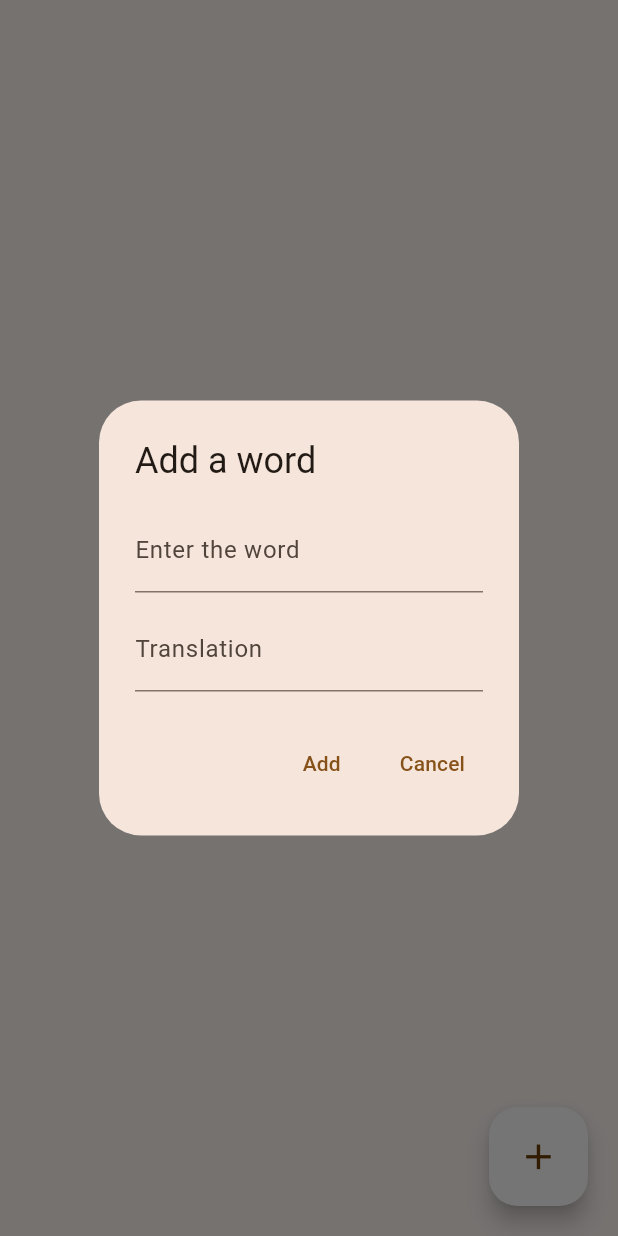
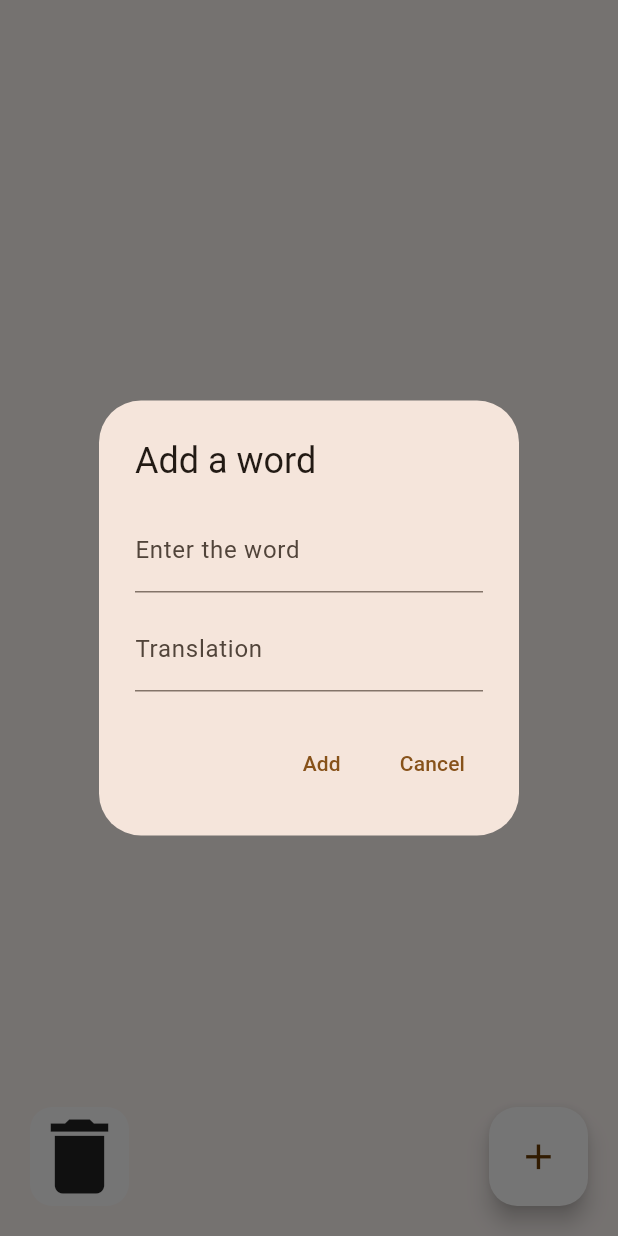
Before and after one commit to GlebKarpenko/KP_Karpenko, a Flutter app: the DictionaryPage widget shown alone on an empty page, opened directly, after a tap on the "add" icon, on a phone screen of 412 x 824 dp. Run offline on Flutter 3.47's test engine with Material 3 defaults, Android fonts, the phone set to English and light mode, and no system bars; our stand-ins replace shared_preferences; missing offline and left inert: word_generator; accounts and stored records are empty.

Commit message:
add ui to manage dictionary

```diff
--- a/wordum/lib/models/dictionary.dart
+++ b/wordum/lib/models/dictionary.dart
@@ -2,6 +2,11 @@ import 'package:flutter/material.dart';
 import 'package:shared_preferences/shared_preferences.dart';
 
 class Dictionary extends ChangeNotifier{
+  static Future<List<String>> getWords() async {
+    SharedPreferences prefs = await SharedPreferences.getInstance();
+    return prefs.getStringList('words') ?? [];
+  }
+
   static Future<void> addWord(String word) async {
     SharedPreferences prefs = await SharedPreferences.getInstance();
     List<String> words = prefs.getStringList('words') ?? [];
@@ -9,8 +14,10 @@ class Dictionary extends ChangeNotifier{
     await prefs.setStringList('words', words);
   }
 
-  static Future<List<String>> getWords() async {
+  static Future<void> removeWord(String word) async {
     SharedPreferences prefs = await SharedPreferences.getInstance();
-    return prefs.getStringList('words') ?? [];
+    List<String> words = prefs.getStringList('words') ?? [];
+    words.remove(word);
+    await prefs.setStringList('words', words);
   }
 }
--- a/wordum/lib/views/dictionary_page.dart
+++ b/wordum/lib/views/dictionary_page.dart
@@ -1,14 +1,9 @@
 import 'package:flutter/material.dart';
 import 'package:wordum/models/dictionary.dart';
 
-class DictionaryPage extends StatefulWidget {
+class DictionaryPage extends StatelessWidget {
   const DictionaryPage({super.key});
 
-  @override
-  State<DictionaryPage> createState() => _DictionaryPageState();
-}
-
-class _DictionaryPageState extends State<DictionaryPage>{
   @override
   Widget build(BuildContext context) {
     return Stack(
@@ -16,13 +11,9 @@ class _DictionaryPageState extends State<DictionaryPage>{
         const Center(
           child: WordList(),
         ),
-        Positioned(
+        PositionedButton(
+          right: 20,
           bottom: 20,
-          right: 20,
-          child: SizedBox(
-            width: 66,
-            height: 66,
-            child: FittedBox(
           child: FloatingActionButton(
             backgroundColor: Theme.of(context).colorScheme.onPrimary,
             onPressed: (){
@@ -36,8 +27,10 @@ class _DictionaryPageState extends State<DictionaryPage>{
             child: const Icon(Icons.add),
           ),
         ),
-          )
-        ),
+        const PositionedButton(
+          left: 20,
+          bottom: 20,
+          child: TrashCan(),),
       ],
     );
   }
@@ -85,35 +78,146 @@ class _WordListState extends State<WordList> {
               Text('You have ${wordsToLearn.length} words to learn:'),
         ),
         for (var word in wordsToLearn)
-          ListTile(
-            leading: const Icon(Icons.edit),
-            title: Text(word),
-          ),
+          _DraggableListItem(word)
       ],
     );
   }
 }
 
-class _AddWordDialog extends StatelessWidget {
+class _DraggableListItem extends StatelessWidget{
+  final String word;
+  const _DraggableListItem(this.word);
+
+  @override
+  Widget build(BuildContext context){
+    return InkWell(
+      onTap: () {
+
+      },
+      child: Padding(
+        padding: const EdgeInsets.symmetric(vertical: 8.0),
+
+        child: Draggable<String>(
+          data: word,
+          feedback: Material(
+            // make SizedBox invisible cuz it gets in a way of displaying round corners
+            color: Colors.transparent,
+            child: SizedBox(
+              width: 300,
+              height: 100,
+              child: Card(
+                child: ListTile(
+                  leading: const Icon(Icons.edit),
+                  title: Text(word),
+                ),
+              ),
+            ),
+          ),
+          child: ListTile(
+            leading: const Icon(Icons.edit),
+            title: Text(word),
+          ),
+        )
+      )
+    );
+  }
+}
+
+class PositionedButton extends StatelessWidget{
+  final Widget child;
+  final double top;
+  final double bottom;
+  final double left;
+  final double right;
+
+  const PositionedButton({
+    required this.child,
+
+    // Set with wrong value that will not be rendered
+    this.top = double.infinity,
+    this.bottom = double.infinity,
+    this.left = double.infinity,
+    this.right = double.infinity,
+
+    super.key,
+  });
+
+  @override
+  Widget build(BuildContext context){
+    return Positioned(
+
+      // Dont specify positioning if not set
+      top: top != double.infinity ? top : null,
+      bottom: bottom != double.infinity ? bottom : null,
+      left: left != double.infinity ? left : null,
+      right: right != double.infinity ? right : null,
+
+      child: SizedBox(
+        width: 66,
+        height: 66,
+        child: FittedBox(
+          child: child,
+        ),
+      )
+    );
+  }
+}
+
+class TrashCan extends StatelessWidget {
+  const TrashCan({super.key});
+
+  @override
+  Widget build(BuildContext context) {
+    return Container(
+      decoration: BoxDecoration(
+        color: Theme.of(context).colorScheme.onPrimary,
+        borderRadius: BorderRadius.circular(15),
+      ),
+
+      child: DragTarget(
+        builder: (context, candidateData, rejectedData) {
+          return const Icon(
+            Icons.delete,
+            size: 66,
+          );
+        },
+      ),
+    );
+  }
+}
+
+class _AddWordDialog extends StatefulWidget {
+  @override
+  State<_AddWordDialog> createState() => _AddWordDialogState();
+}
+
+class _AddWordDialogState extends State<_AddWordDialog> {
+  String _inputWord = '';
+
   @override
   Widget build(BuildContext context) {
     return AlertDialog(
       title: const Text('Add a word'),
-      content: const Column(
+      content: Column(
         mainAxisSize: MainAxisSize.min,
         children: [
           TextField(
-            decoration: InputDecoration(
+            decoration: const InputDecoration(
               labelText: 'Enter the word'
             ),
+            onChanged: (String newValue) {
+              setState(() {
+                _inputWord = newValue;
+              });
+            },
           ),
-          SizedBox(
+          const SizedBox(
             height: 10,
             ),
-          TextField(
+          const TextField(
             readOnly: true,
             decoration: InputDecoration(
-              labelText: 'Translation'
+              labelText: 'Translation',
             ),
           ),
         ],
@@ -121,7 +225,10 @@ class _AddWordDialog extends StatelessWidget {
       actions: [
         TextButton(
           onPressed: (){
+            if (_inputWord.isNotEmpty){
+              Dictionary.addWord(_inputWord);
               Navigator.of(context).pop();
+            }
           },
           child: const Text('Add'),
         ),
```
Lines whose indentation alone changed are shown as unchanged.
